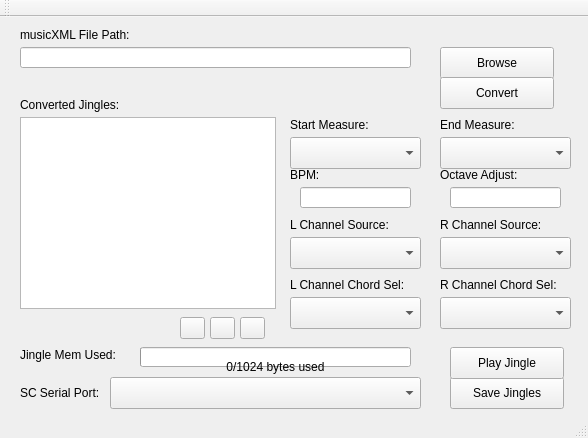
Qt form Jingle/SCJingleConverter/mainwindow.ui (greggersaurus/OpenSteamController) before a commit.
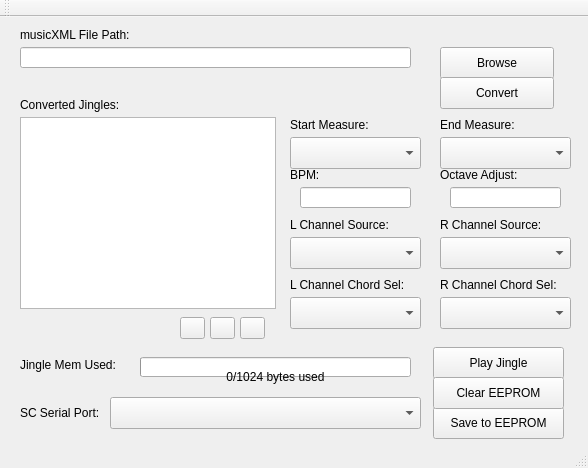
The same form after that commit.

Commit message:
Jingle: Added ability to access EEPROM
Can save to EEPROM.

Can also clear EEPROM so that official firmrware defaults to using detault
 Jingles.

Also added more safety checks when adding Jingles.

```diff
--- a/Jingle/SCJingleConverter/mainwindow.ui
+++ b/Jingle/SCJingleConverter/mainwindow.ui
@@ -7,7 +7,7 @@
     <x>0</x>
     <y>0</y>
     <width>588</width>
-    <height>438</height>
+    <height>468</height>
    </rect>
   </property>
   <property name="windowTitle">
@@ -96,7 +96,7 @@
     <property name="geometry">
      <rect>
       <x>20</x>
-      <y>360</y>
+      <y>380</y>
       <width>121</width>
       <height>31</height>
      </rect>
@@ -109,7 +109,7 @@
     <property name="geometry">
      <rect>
       <x>110</x>
-      <y>360</y>
+      <y>380</y>
       <width>311</width>
       <height>32</height>
      </rect>
@@ -121,14 +121,14 @@
     </property>
     <property name="geometry">
      <rect>
-      <x>450</x>
-      <y>360</y>
-      <width>114</width>
+      <x>433</x>
+      <y>390</y>
+      <width>131</width>
       <height>32</height>
      </rect>
     </property>
     <property name="text">
-     <string>Save Jingles</string>
+     <string>Save to EEPROM</string>
     </property>
    </widget>
    <widget class="QComboBox" name="chanSourceLeftComboBox">
@@ -215,9 +215,9 @@
     </property>
     <property name="geometry">
      <rect>
-      <x>450</x>
+      <x>433</x>
       <y>330</y>
-      <width>114</width>
+      <width>131</width>
       <height>32</height>
      </rect>
     </property>
@@ -389,7 +389,7 @@
     <property name="geometry">
      <rect>
       <x>140</x>
-      <y>330</y>
+      <y>340</y>
       <width>271</width>
       <height>20</height>
      </rect>
@@ -411,7 +411,7 @@
     <property name="geometry">
      <rect>
       <x>20</x>
-      <y>330</y>
+      <y>340</y>
       <width>151</width>
       <height>16</height>
      </rect>
@@ -424,7 +424,7 @@
     <property name="geometry">
      <rect>
       <x>140</x>
-      <y>340</y>
+      <y>350</y>
       <width>271</width>
       <height>20</height>
      </rect>
@@ -436,6 +436,22 @@
      <set>Qt::AlignCenter</set>
     </property>
    </widget>
+   <widget class="QPushButton" name="clearJinglesPushButton">
+    <property name="enabled">
+     <bool>true</bool>
+    </property>
+    <property name="geometry">
+     <rect>
+      <x>433</x>
+      <y>360</y>
+      <width>131</width>
+      <height>32</height>
+     </rect>
+    </property>
+    <property name="text">
+     <string>Clear EEPROM</string>
+    </property>
+   </widget>
   </widget>
   <widget class="QMenuBar" name="menuBar">
    <property name="geometry">
```
The commit also changes 7 other files.
